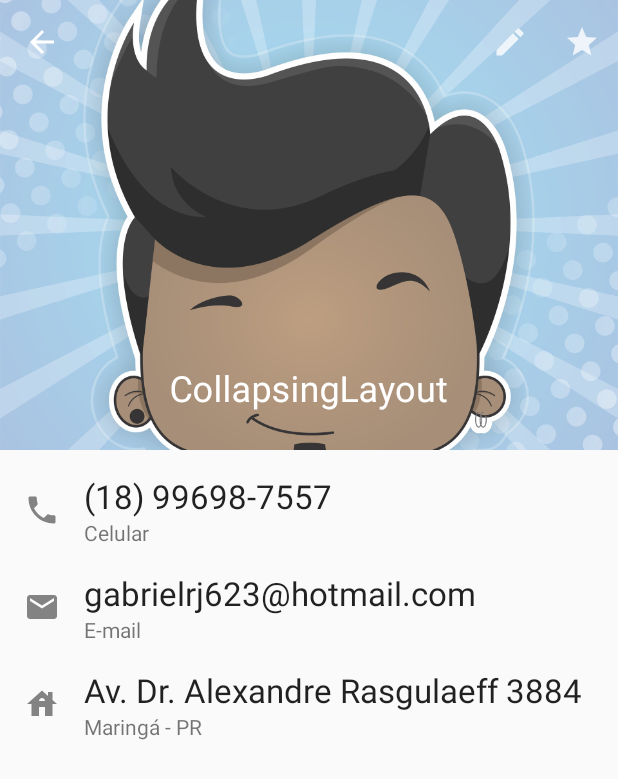
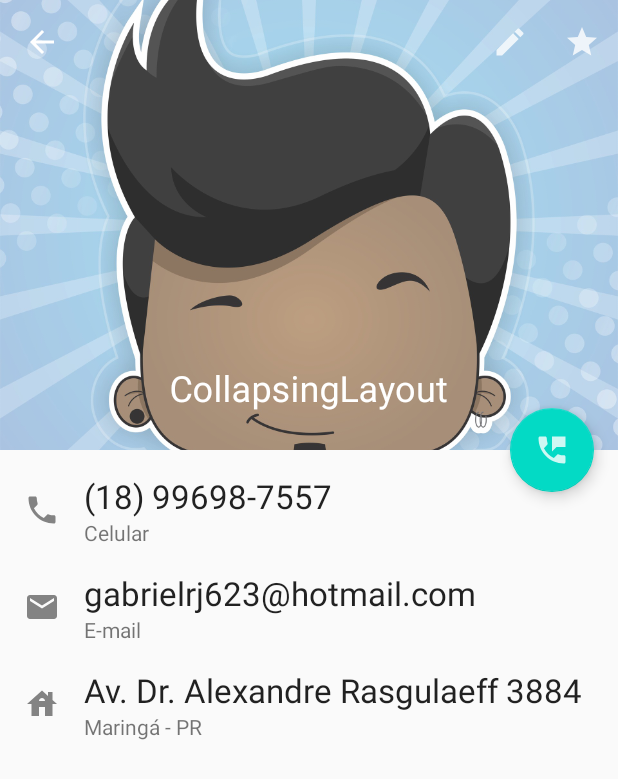
Before and after one commit to GabrielRJesus/AndroidProjects, an Android app: the screen it shows after launch (MainActivity), on a phone screen of 412 x 824 dp. Shown: the top 779 px of the screen. Run offline under Robolectric (Android 15) with nearby library versions, the phone set to English and light mode, and no system bars.

Commit message:
Colocando floating button

```diff
--- /dev/null
+++ b/CollapsingLayout/app/src/main/res/drawable-anydpi/ic_call.xml
@@ -0,0 +1,11 @@
+<vector xmlns:android="http://schemas.android.com/apk/res/android"
+    android:width="24dp"
+    android:height="24dp"
+    android:viewportWidth="24"
+    android:viewportHeight="24"
+    android:tint="#FFFFFF"
+    android:alpha="0.8">
+  <path
+      android:fillColor="@android:color/white"
+      android:pathData="M20,15.5c-1.25,0 -2.45,-0.2 -3.57,-0.57 -0.35,-0.11 -0.74,-0.03 -1.02,0.24l-2.2,2.2c-2.83,-1.44 -5.15,-3.75 -6.59,-6.58l2.2,-2.21c0.28,-0.27 0.36,-0.66 0.25,-1.01C8.7,6.45 8.5,5.25 8.5,4c0,-0.55 -0.45,-1 -1,-1H4c-0.55,0 -1,0.45 -1,1 0,9.39 7.61,17 17,17 0.55,0 1,-0.45 1,-1v-3.5c0,-0.55 -0.45,-1 -1,-1zM12,3v10l3,-3h6V3h-9z"/>
+</vector>
--- a/CollapsingLayout/app/src/main/res/layout/activity_main.xml
+++ b/CollapsingLayout/app/src/main/res/layout/activity_main.xml
@@ -158,4 +158,12 @@
         </LinearLayout>
     </androidx.core.widget.NestedScrollView>
 
+    <com.google.android.material.floatingactionbutton.FloatingActionButton
+        android:layout_width="wrap_content"
+        android:layout_height="wrap_content"
+        android:src="@drawable/ic_call"
+        app:layout_anchor="@id/appBarLayout"
+        app:layout_anchorGravity="bottom|end"
+        android:layout_margin="16dp"/>
+
 </androidx.coordinatorlayout.widget.CoordinatorLayout>
```
Also changed, not shown: CollapsingLayout/app/src/main/res/drawable-hdpi/ic_call.png (added), CollapsingLayout/app/src/main/res/drawable-mdpi/ic_call.png (added), CollapsingLayout/app/src/main/res/drawable-xhdpi/ic_call.png (added), CollapsingLayout/app/src/main/res/drawable-xxhdpi/ic_call.png (added).
